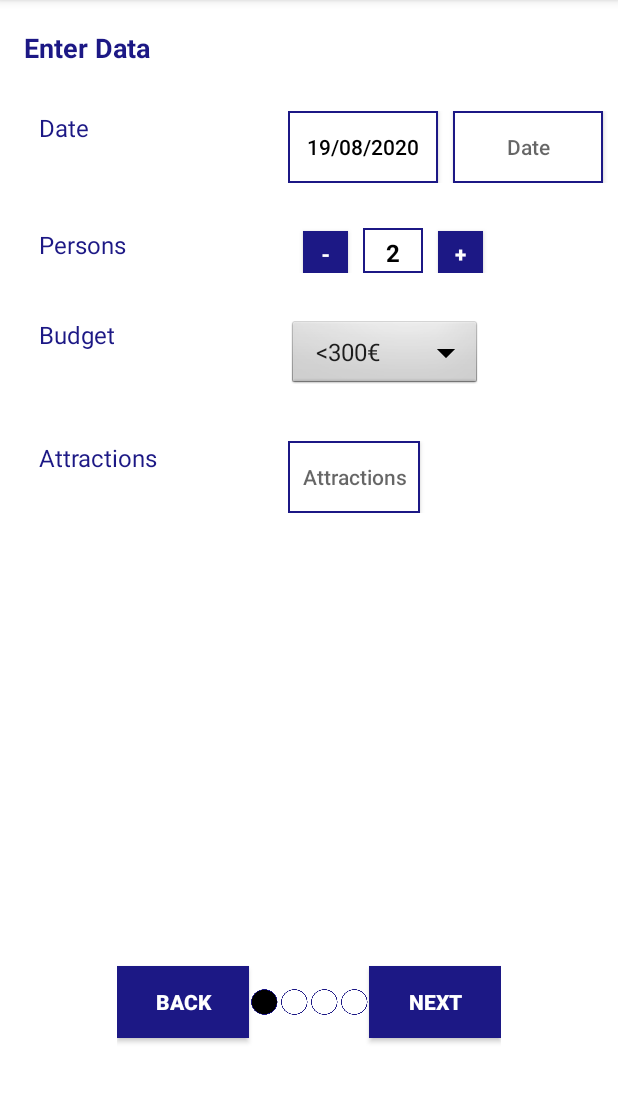
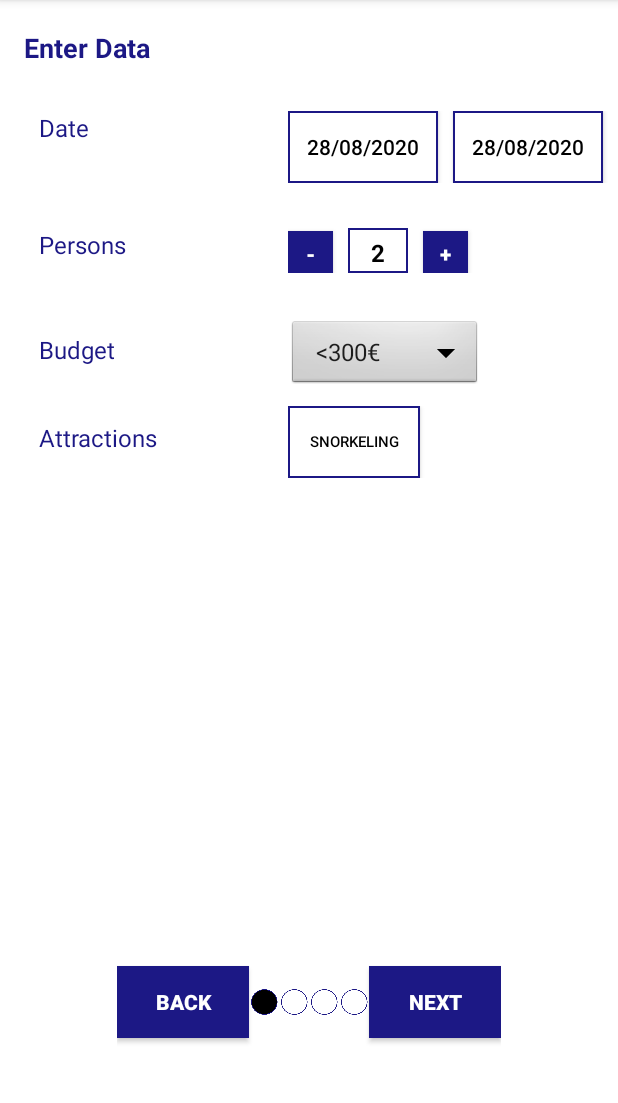
Before and after one commit to emcaste93/Tripscape, an Android app: the screen it shows after launch (MainActivity), on a phone screen of 412 x 824 dp, the part 84-1187 px from its top. Run offline under Robolectric (Android 15) with nearby library versions, the phone set to English and light mode, and no system bars.

Commit message:
Improved EnterDataFragment and fragment-activity interaction

```diff
--- a/app/src/main/java/com/example/tripscape/model/Trip.java
+++ b/app/src/main/java/com/example/tripscape/model/Trip.java
@@ -9,14 +9,26 @@ public class Trip implements Serializable {
     private int numPersons, budget;
     private Date startDate, endDate;
     private ArrayList<String> activities;
+    private static Trip tripInstance;
 
     public Trip() {
+        if (tripInstance != null){
+            throw new RuntimeException("Use getInstance() method to get the single instance of this class.");
+        }
         numPersons = 2;
         budget = 500;
         startDate = new Date();
         endDate = new Date();
         activities = new ArrayList<>();
     }
+
+    public static Trip getInstance(){
+        if (tripInstance == null){ //if there is no instance available... create new one
+            tripInstance = new Trip();
+        }
+        return tripInstance;
+    }
+
     public int getNumPersons() {
         return numPersons;
     }
@@ -57,5 +69,4 @@ public class Trip implements Serializable {
         this.activities = activities;
     }
 
-
 }
--- a/app/src/main/java/com/example/tripscape/presentation/ChooseDestinationFragment.java
+++ b/app/src/main/java/com/example/tripscape/presentation/ChooseDestinationFragment.java
@@ -14,10 +14,12 @@ import android.widget.TableRow;
 import androidx.fragment.app.Fragment;
 
 import com.example.tripscape.R;
+import com.example.tripscape.model.Trip;
 
 public class ChooseDestinationFragment extends Fragment {
     Context context;
     TableLayout tableLayout;
+    Trip trip;
 
     @Override
     public View onCreateView(LayoutInflater inflater, ViewGroup container,
@@ -26,6 +28,13 @@ public class ChooseDestinationFragment extends Fragment {
                 container, false);
         context = container.getContext();
         tableLayout = vista.findViewById(R.id.chooseDestinationPage);
+
+        //Get saved data from the trip
+        Bundle bundle = getArguments();
+        if(bundle != null) {
+            trip = (Trip) bundle.getSerializable("trip");
+        }
+
         addDestination();
         addDestination();
         addDestination();
--- a/app/src/main/java/com/example/tripscape/presentation/EnterDataFragment.java
+++ b/app/src/main/java/com/example/tripscape/presentation/EnterDataFragment.java
@@ -18,6 +18,7 @@ import androidx.fragment.app.Fragment;
 
 import com.example.tripscape.R;
 import com.example.tripscape.model.Trip;
+import com.google.android.material.snackbar.Snackbar;
 
 import java.io.Serializable;
 import java.text.SimpleDateFormat;
@@ -51,11 +52,10 @@ public class EnterDataFragment extends Fragment {
         Bundle bundle = getArguments();
         if(bundle != null) {
             trip = (Trip) bundle.getSerializable("trip");
-
         }
 
-        initMapAttractions();
-        setCalendars();
+        //init variables
+        init();
 
         buttonStartDate.setOnClickListener(new View.OnClickListener() {
             @Override
@@ -120,12 +120,29 @@ public class EnterDataFragment extends Fragment {
         return vista;
     }
 
+    private void init() {
+        initMapAttractions();
+        initForm();
+        initCalendars();
+    }
+
+    private void initForm() {
+       txtViewNumPersons.setText(String.valueOf(trip.getNumPersons()));
+       SimpleDateFormat simpleDateFormat = new SimpleDateFormat("dd/MM/yyyy");
+       buttonStartDate.setText(simpleDateFormat.format(trip.getStartDate().getTime()));
+       buttonEndDate.setText(simpleDateFormat.format(trip.getEndDate().getTime()));
+       buttonAttractions.setText(getSelectedAttractionsText());
+    }
+
     private void initMapAttractions() {
         mapAttractions.put("Hiking",false);
         mapAttractions.put("Snorkeling",true);
         mapAttractions.put("Rafting",false);
-        mapAttractions.put("City",false);
+        mapAttractions.put("Sightseeing",false);
         mapAttractions.put("Other",false);
+        for (String activity: trip.getActivities()) {
+            mapAttractions.put(activity,true);
+        }
     }
 
     private String[] getAllAttractionsKeys() {
@@ -162,14 +179,22 @@ public class EnterDataFragment extends Fragment {
     }
 
 
-    private void setCalendars(){
+    private void initCalendars(){
         final Calendar startCalendar = Calendar.getInstance();
         startDate = new DatePickerDialog(context, R.style.datepicker, new DatePickerDialog.OnDateSetListener() {
             public void onDateSet(DatePicker view, int year, int monthOfYear, int dayOfMonth) {
                 Calendar newDate = Calendar.getInstance();
                 newDate.set(year, monthOfYear, dayOfMonth);
                 SimpleDateFormat simpleDateFormat = new SimpleDateFormat("dd/MM/yyyy");
-                buttonStartDate.setText(simpleDateFormat.format(newDate.getTime()));
+                if(simpleDateFormat.format(newDate.getTime()).compareTo(simpleDateFormat.format(trip.getEndDate())) <= 0 ) {
+                    trip.setStartDate(newDate.getTime());
+
+                    buttonStartDate.setText(simpleDateFormat.format(trip.getStartDate().getTime()));
+                }
+                else {
+                    Snackbar.make(view, R.string.startDateError, Snackbar.LENGTH_LONG)
+                            .setAction("Action", null).show();
+                }
             }
 
         }, startCalendar.get(Calendar.YEAR), startCalendar.get(Calendar.MONTH), startCalendar.get(Calendar.DAY_OF_MONTH));
@@ -179,8 +204,15 @@ public class EnterDataFragment extends Fragment {
             public void onDateSet(DatePicker view, int year, int monthOfYear, int dayOfMonth) {
                 Calendar newDate = Calendar.getInstance();
                 newDate.set(year, monthOfYear, dayOfMonth);
-                SimpleDateFormat simpleDateFormat = new SimpleDateFormat("dd/MM/yyyy");
-                buttonEndDate.setText(simpleDateFormat.format(newDate.getTime()));
+                if(newDate.getTime().compareTo(trip.getStartDate()) >= 0 ) {
+                    trip.setEndDate(newDate.getTime());
+                    SimpleDateFormat simpleDateFormat = new SimpleDateFormat("dd/MM/yyyy");
+                    buttonEndDate.setText(simpleDateFormat.format(trip.getEndDate().getTime()));
+                }
+                else {
+                    Snackbar.make(view, R.string.endDateError, Snackbar.LENGTH_LONG)
+                            .setAction("Action", null).show();
+                }
             }
 
         }, endCalendar.get(Calendar.YEAR), endCalendar.get(Calendar.MONTH), endCalendar.get(Calendar.DAY_OF_MONTH));
@@ -192,6 +224,7 @@ public class EnterDataFragment extends Fragment {
     }
 
     @Override public void onDestroy() {
+        ((MainActivity) getActivity()).updateTrip(trip);
         super.onDestroy();
     }
 }
--- a/app/src/main/res/layout/enter_data.xml
+++ b/app/src/main/res/layout/enter_data.xml
@@ -49,18 +49,18 @@
             android:textColor="@color/colorBlue"
             android:textSize="16sp" />
         <LinearLayout android:orientation="horizontal" android:layout_column="1">
+
             <Button
                 android:id="@+id/buttonLessPersons"
+                android:layout_width="30dp"
                 android:layout_height="30dp"
-                android:layout_width="30dp"
-                android:layout_marginLeft="10dp"
+                android:layout_column="1"
                 android:layout_marginTop="20dp"
-                android:layout_column="1"
                 android:background="@color/colorBlue"
+                android:padding="5dp"
                 android:text="-"
-                android:padding="5dp"
-                android:textStyle="bold"
-                android:textColor="@color/colorWhite" />
+                android:textColor="@color/colorWhite"
+                android:textStyle="bold" />
             <TextView
                 android:id="@+id/txtViewPersons"
                 android:layout_height="30dp"
@@ -92,13 +92,13 @@
 
     </TableRow>
     <TableRow android:layout_marginTop="10dp">
+
         <TextView
             android:layout_height="wrap_content"
             android:layout_column="0"
             android:layout_marginLeft="10dp"
-            android:layout_marginTop="20dp"
+            android:layout_marginTop="30dp"
             android:text="@string/budget"
-            android:paddingBottom="50dp"
             android:textColor="@color/colorBlue"
             android:textSize="16sp" />
         <LinearLayout android:orientation="horizontal" android:layout_column="1">
@@ -119,22 +119,26 @@
         </LinearLayout>
     </TableRow>
     <TableRow android:layout_marginTop="10dp">
+
         <TextView
             android:layout_height="wrap_content"
             android:layout_column="0"
             android:layout_marginLeft="10dp"
+            android:layout_marginTop="10dp"
             android:text="@string/attractions"
             android:textColor="@color/colorBlue"
             android:textSize="16sp" />
         <LinearLayout android:orientation="horizontal" android:layout_column="1">
+
             <Button
                 android:id="@+id/buttonAttractions"
+                android:layout_width="wrap_content"
                 android:layout_height="wrap_content"
-                android:layout_width="wrap_content"
                 android:background="@drawable/border"
                 android:hint="@string/attractions"
                 android:padding="5dp"
-                android:textColor="@color/colorBlack" />
+                android:textColor="@color/colorBlack"
+                android:textSize="10sp" />
         </LinearLayout>
     </TableRow>
 </TableLayout>
--- a/app/src/main/res/values/strings.xml
+++ b/app/src/main/res/values/strings.xml
@@ -17,6 +17,8 @@
     <string name="budget">Budget</string>
     <string name="backPressedError">There is no previous page!</string>
     <string name="nextPressedError">There is no next page!</string>
+    <string name="endDateError">You cannot go to the past!</string>
+    <string name="startDateError">Incorrect start date!</string>
     <string name="attractions">Attractions</string>
     <string name="enterDataTitle">Enter your trip data</string>
     <string name="chooseDestinationTitle">Choose destination</string>
```
Also changed, not shown: app/src/main/java/com/example/tripscape/presentation/MainActivity.java (+7 -2 lines), 1 other file.
